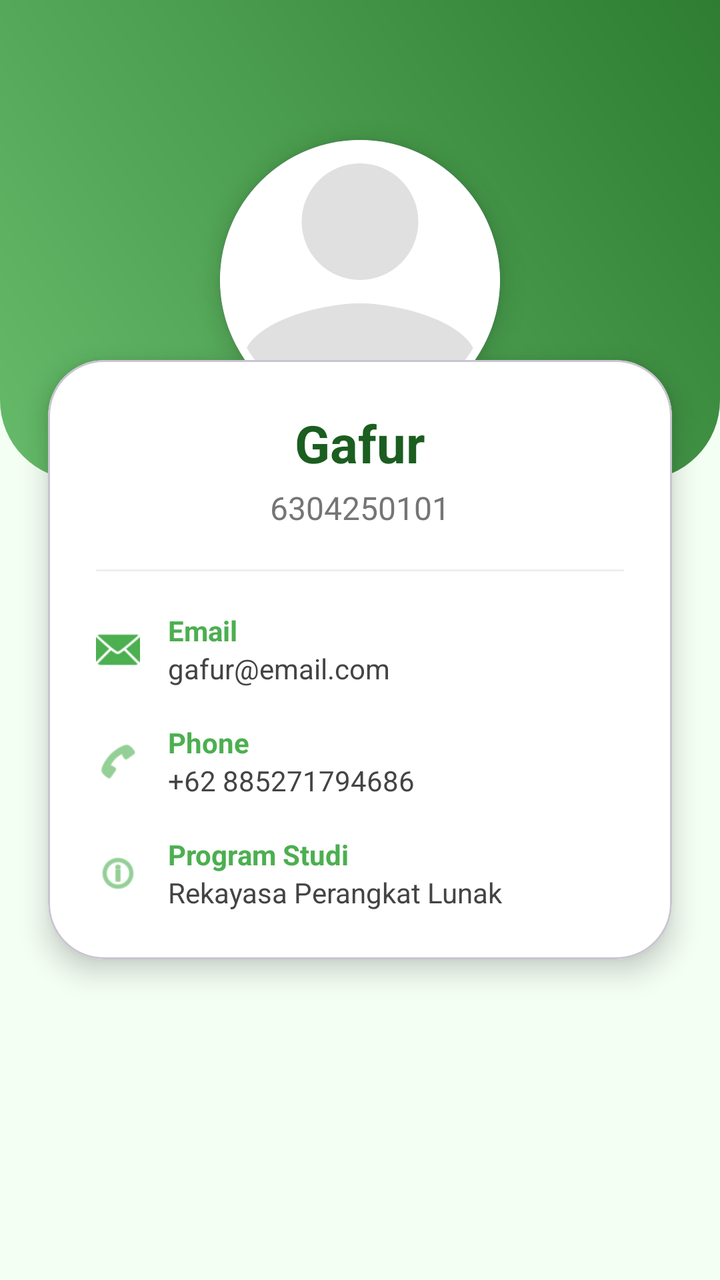
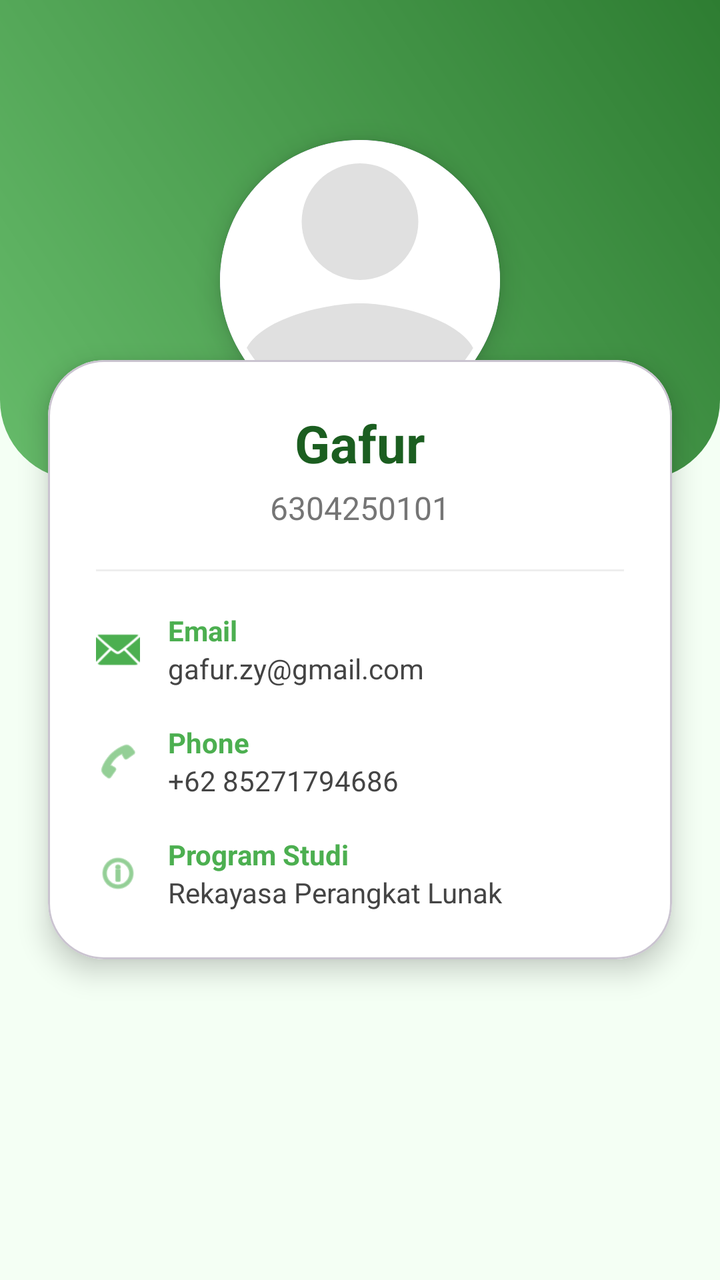

Screens rendered from an Android XML layout before and after an edit, with the pre-edit source and the edit as a unified diff.
<!-- AndroidManifest.xml: application theme Theme.NusaPerson -->
<!-- res/layout/fragment_profile.xml -->
<?xml version="1.0" encoding="utf-8"?>
<androidx.constraintlayout.widget.ConstraintLayout
    xmlns:android="http://schemas.android.com/apk/res/android"
    xmlns:app="http://schemas.android.com/apk/res-auto"
    android:layout_width="match_parent"
    android:layout_height="match_parent"
    android:background="#F4FFF4">

    
    <View
        android:id="@+id/headerBg"
        android:layout_width="0dp"
        android:layout_height="240dp"
        android:background="@drawable/bg_green_header"
        app:layout_constraintTop_toTopOf="parent"
        app:layout_constraintStart_toStartOf="parent"
        app:layout_constraintEnd_toEndOf="parent"/>

    
    <com.google.android.material.card.MaterialCardView
        android:id="@+id/profileCard"
        android:layout_width="140dp"
        android:layout_height="140dp"
        android:layout_marginTop="70dp"
        app:cardCornerRadius="70dp"
        app:cardElevation="8dp"
        app:strokeColor="#FFFFFF"
        app:strokeWidth="4dp"
        app:layout_constraintTop_toTopOf="parent"
        app:layout_constraintStart_toStartOf="parent"
        app:layout_constraintEnd_toEndOf="parent">

        <ImageView
            android:id="@+id/imgProfile"
            android:layout_width="match_parent"
            android:layout_height="match_parent"
            android:background="#FFFFFF"
            android:scaleType="centerCrop"
            android:src="@drawable/ic_profile_placeholder"/>

    </com.google.android.material.card.MaterialCardView>

    
    <com.google.android.material.card.MaterialCardView
        android:layout_width="0dp"
        android:layout_height="wrap_content"
        android:layout_marginStart="24dp"
        android:layout_marginEnd="24dp"
        android:layout_marginTop="180dp"
        app:cardCornerRadius="28dp"
        app:cardElevation="8dp"
        app:cardBackgroundColor="#FFFFFF"
        app:layout_constraintTop_toTopOf="parent"
        app:layout_constraintStart_toStartOf="parent"
        app:layout_constraintEnd_toEndOf="parent">

        <LinearLayout
            android:layout_width="match_parent"
            android:layout_height="wrap_content"
            android:orientation="vertical"
            android:padding="24dp">

            
            <TextView
                android:id="@+id/tvName"
                android:layout_width="match_parent"
                android:layout_height="wrap_content"
                android:gravity="center"
                android:text="Gafur"
                android:textColor="#1B5E20"
                android:textSize="26sp"
                android:textStyle="bold"/>

            
            <TextView
                android:id="@+id/tvNim"
                android:layout_width="match_parent"
                android:layout_height="wrap_content"
                android:layout_marginTop="4dp"
                android:gravity="center"
                android:text="6304250101"
                android:textColor="#757575"
                android:textSize="16sp"/>

            
            <View
                android:layout_width="match_parent"
                android:layout_height="1dp"
                android:layout_marginTop="20dp"
                android:background="#EEEEEE"/>

            
            <LinearLayout
                android:layout_width="match_parent"
                android:layout_height="wrap_content"
                android:layout_marginTop="20dp"
                android:gravity="center_vertical"
                android:orientation="horizontal">

                <ImageView
                    android:layout_width="22dp"
                    android:layout_height="22dp"
                    android:src="@android:drawable/ic_dialog_email"
                    app:tint="#4CAF50"/>

                <LinearLayout
                    android:layout_width="wrap_content"
                    android:layout_height="wrap_content"
                    android:layout_marginStart="14dp"
                    android:orientation="vertical">

                    <TextView
                        android:layout_width="wrap_content"
                        android:layout_height="wrap_content"
                        android:text="Email"
                        android:textColor="#4CAF50"
                        android:textStyle="bold"/>

                    <TextView
                        android:layout_width="wrap_content"
                        android:layout_height="wrap_content"
                        android:text="gafur@email.com"
                        android:textColor="#444444"/>
                </LinearLayout>

            </LinearLayout>

            
            <LinearLayout
                android:layout_width="match_parent"
                android:layout_height="wrap_content"
                android:layout_marginTop="18dp"
                android:gravity="center_vertical"
                android:orientation="horizontal">

                <ImageView
                    android:layout_width="22dp"
                    android:layout_height="22dp"
                    android:src="@android:drawable/ic_menu_call"
                    app:tint="#4CAF50"/>

                <LinearLayout
                    android:layout_width="wrap_content"
                    android:layout_height="wrap_content"
                    android:layout_marginStart="14dp"
                    android:orientation="vertical">

                    <TextView
                        android:layout_width="wrap_content"
                        android:layout_height="wrap_content"
                        android:text="Phone"
                        android:textColor="#4CAF50"
                        android:textStyle="bold"/>

                    <TextView
                        android:layout_width="wrap_content"
                        android:layout_height="wrap_content"
                        android:text="+62 885271794686"
                        android:textColor="#444444"/>
                </LinearLayout>

            </LinearLayout>

            
            <LinearLayout
                android:layout_width="match_parent"
                android:layout_height="wrap_content"
                android:layout_marginTop="18dp"
                android:gravity="center_vertical"
                android:orientation="horizontal">

                <ImageView
                    android:layout_width="22dp"
                    android:layout_height="22dp"
                    android:src="@android:drawable/ic_menu_info_details"
                    app:tint="#4CAF50"/>

                <LinearLayout
                    android:layout_width="wrap_content"
                    android:layout_height="wrap_content"
                    android:layout_marginStart="14dp"
                    android:orientation="vertical">

                    <TextView
                        android:layout_width="wrap_content"
                        android:layout_height="wrap_content"
                        android:text="Program Studi"
                        android:textColor="#4CAF50"
                        android:textStyle="bold"/>

                    <TextView
                        android:layout_width="wrap_content"
                        android:layout_height="wrap_content"
                        android:text="Rekayasa Perangkat Lunak"
                        android:textColor="#444444"/>
                </LinearLayout>

            </LinearLayout>

        </LinearLayout>

    </com.google.android.material.card.MaterialCardView>

</androidx.constraintlayout.widget.ConstraintLayout>
<!-- resources referenced by this layout -->
<resources>
  <!-- drawable bg_green_header (drawable) -->
  <?xml version="1.0" encoding="utf-8"?>
  <shape xmlns:android="http://schemas.android.com/apk/res/android">
      <gradient
          android:startColor="#66BB6A"
          android:endColor="#2E7D32"
          android:angle="45"/>
  
      <corners
          android:bottomLeftRadius="40dp"
          android:bottomRightRadius="40dp"/>
  </shape>
  <!-- drawable ic_profile_placeholder (drawable) -->
  <vector xmlns:android="http://schemas.android.com/apk/res/android"
      android:width="120dp"
      android:height="120dp"
      android:viewportWidth="24"
      android:viewportHeight="24">
  
      <path
          android:fillColor="#E0E0E0"
          android:pathData="M12,12A5,5 0,1 0,12 2A5,5 0,0 0,12 12ZM12,14C8.67,14 2,15.67 2,19V22H22V19C22,15.67 15.33,14 12,14Z"/>
  </vector>
  <style name="Theme.NusaPerson" parent="Base.Theme.NusaPerson" />
  <style name="Base.Theme.NusaPerson" parent="Theme.Material3.DayNight.NoActionBar">
  
          
          <item name="colorPrimary">@color/purple_500</item>
          <item name="colorOnPrimary">@color/white</item>
  
          
          <item name="colorSurface">@color/purple_500</item>
          <item name="colorOnSurface">@color/white</item>
  
          
          <item name="android:statusBarColor">@color/purple_700</item>
  
      </style>
  <color name="purple_500">#6200EE</color>
  <color name="white">#FFFFFFFF</color>
  <color name="purple_700">#3700B3</color>
</resources>

<!-- the commit's change to res/layout/fragment_profile.xml (unified diff, before → after) -->
@@ -119,7 +119,7 @@
                     <TextView
                         android:layout_width="wrap_content"
                         android:layout_height="wrap_content"
-                        android:text="gafur@email.com"
+                        android:text="gafur.zy@gmail.com"
                         android:textColor="#444444"/>
                 </LinearLayout>
 
@@ -155,7 +155,7 @@
                     <TextView
                         android:layout_width="wrap_content"
                         android:layout_height="wrap_content"
-                        android:text="+62 885271794686"
+                        android:text="+62 85271794686"
                         android:textColor="#444444"/>
                 </LinearLayout>
 
<!-- resource entries referenced after the edit -->
@@ -14,8 +14,8 @@
   </shape>
   <!-- drawable ic_profile_placeholder (drawable) -->
   <vector xmlns:android="http://schemas.android.com/apk/res/android"
-      android:width="120dp"
-      android:height="120dp"
+      android:width="24dp"
+      android:height="24dp"
       android:viewportWidth="24"
       android:viewportHeight="24">
   
